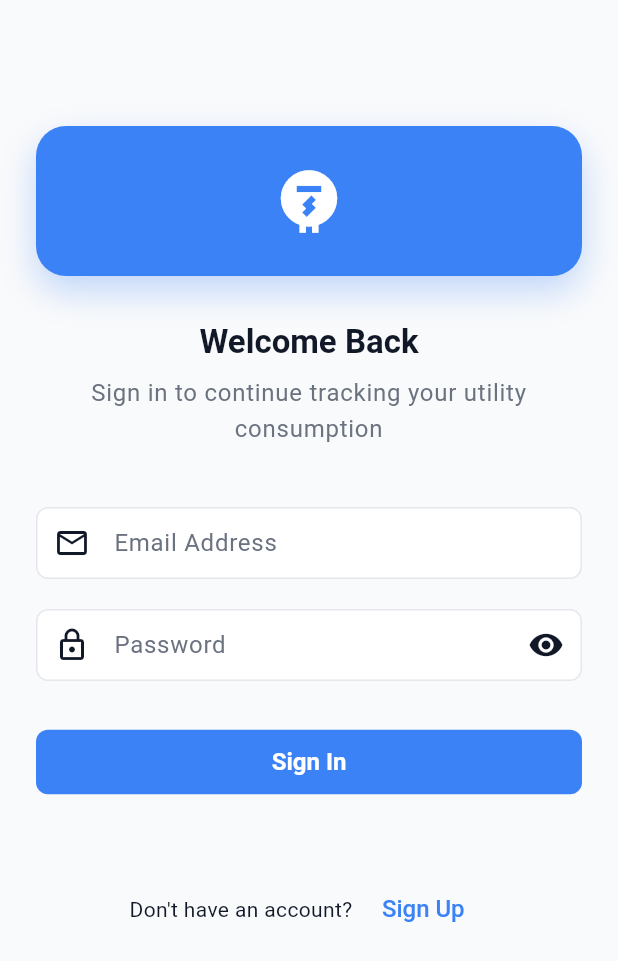
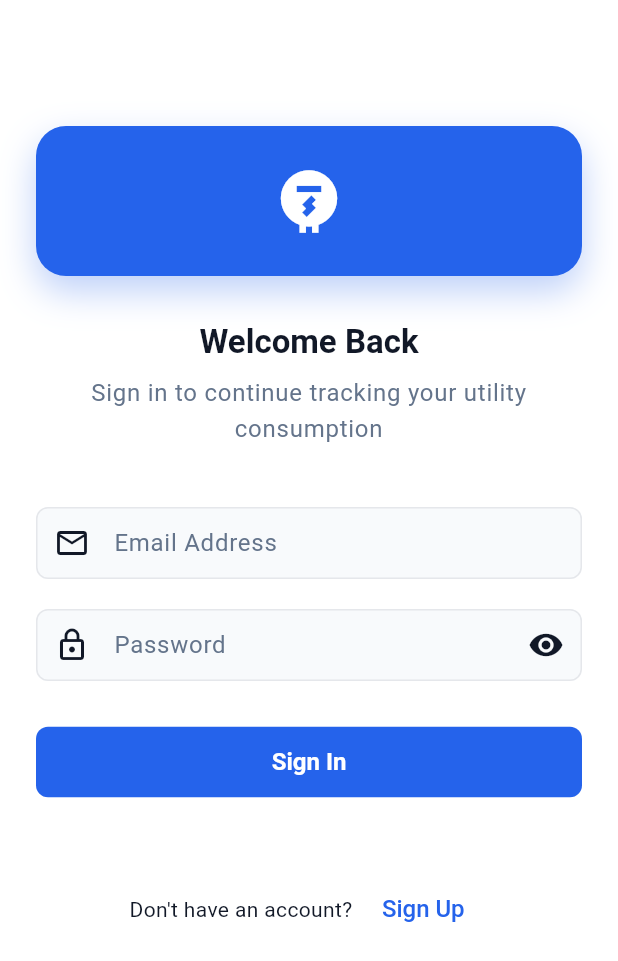
Before and after one commit to omerfayyaz/Utility-Bill-Tracker, a Flutter app: the screen it shows after launch, on a phone screen of 412 x 824 dp. Shown: the top 961 px of the screen. Run offline on Flutter 3.47's test engine with Material 3 defaults, Android fonts, the phone set to English and light mode, and no system bars; drawn by our look-alikes of flutter_form_builder; our stand-ins replace fl_chart, form_builder_validators, shared_preferences; accounts and stored records are empty.

Commit message:
Mobile end fixes

```diff
--- a/flutter_utility_logger/lib/main.dart
+++ b/flutter_utility_logger/lib/main.dart
@@ -34,8 +34,6 @@ class UtilityBillLoggerApp extends StatelessWidget {
         title: 'Utility Bill Logger',
         debugShowCheckedModeBanner: false,
         theme: AppTheme.lightTheme,
-        darkTheme: AppTheme.darkTheme,
-        themeMode: ThemeMode.system,
         initialRoute: AppRoutes.splash,
         routes: {
           AppRoutes.splash: (context) => const SplashScreen(),
--- a/flutter_utility_logger/lib/utils/theme.dart
+++ b/flutter_utility_logger/lib/utils/theme.dart
@@ -2,42 +2,40 @@ import 'package:flutter/material.dart';
 
 class AppTheme {
   // Colors
-  static const Color primaryColor = Color(0xFF3B82F6);
-  static const Color primaryDarkColor = Color(0xFF1D4ED8);
-  static const Color secondaryColor = Color(0xFF10B981);
-  static const Color accentColor = Color(0xFFF59E0B);
-  static const Color errorColor = Color(0xFFEF4444);
+  static const Color primaryColor = Color(0xFF2563EB); // Web blue
+  static const Color primaryDarkColor = Color(0xFF1E40AF);
+  static const Color secondaryColor = Color(0xFF64748B); // Soft gray
+  static const Color accentColor =
+      Color(0xFFF1F5F9); // Light gray for backgrounds
+  static const Color errorColor = Color(0xFFEF4444); // Red
   static const Color warningColor = Color(0xFFF59E0B);
-  static const Color successColor = Color(0xFF10B981);
-  static const Color infoColor = Color(0xFF3B82F6);
+  static const Color successColor = Color(0xFF22C55E); // Green
+  static const Color infoColor = Color(0xFF2563EB);
 
   // Light Theme Colors
-  static const Color lightBackground = Color(0xFFF9FAFB);
-  static const Color lightSurface = Color(0xFFFFFFFF);
-  static const Color lightPrimary = Color(0xFF3B82F6);
+  static const Color lightBackground = Color(0xFFFFFFFF); // White
+  static const Color lightSurface = Color(0xFFF8FAFC); // Card background
+  static const Color lightPrimary = Color(0xFF2563EB);
   static const Color lightOnPrimary = Color(0xFFFFFFFF);
-  static const Color lightSecondary = Color(0xFF6B7280);
+  static const Color lightSecondary = Color(0xFF64748B);
   static const Color lightOnSecondary = Color(0xFFFFFFFF);
   static const Color lightError = Color(0xFFEF4444);
   static const Color lightOnError = Color(0xFFFFFFFF);
-  static const Color lightText = Color(0xFF111827);
-  static const Color lightTextSecondary = Color(0xFF6B7280);
+  static const Color lightText = Color(0xFF111827); // Black
+  static const Color lightTextSecondary = Color(0xFF64748B); // Soft gray
   static const Color lightBorder = Color(0xFFE5E7EB);
-  static const Color lightDivider = Color(0xFFF3F4F6);
+  static const Color lightDivider = Color(0xFFF1F5F9);
 
-  // Dark Theme Colors
-  static const Color darkBackground = Color(0xFF111827);
-  static const Color darkSurface = Color(0xFF1F2937);
-  static const Color darkPrimary = Color(0xFF60A5FA);
-  static const Color darkOnPrimary = Color(0xFF000000);
-  static const Color darkSecondary = Color(0xFF9CA3AF);
-  static const Color darkOnSecondary = Color(0xFF000000);
-  static const Color darkError = Color(0xFFF87171);
-  static const Color darkOnError = Color(0xFF000000);
-  static const Color darkText = Color(0xFFF9FAFB);
-  static const Color darkTextSecondary = Color(0xFFD1D5DB);
-  static const Color darkBorder = Color(0xFF374151);
-  static const Color darkDivider = Color(0xFF374151);
+  // Card Theme
+  static final CardThemeData cardTheme = CardThemeData(
+    color: lightSurface,
+    elevation: 1.5,
+    shadowColor: Color(0x1A000000),
+    shape: RoundedRectangleBorder(
+      borderRadius: BorderRadius.circular(16),
+    ),
+    margin: const EdgeInsets.symmetric(horizontal: 0, vertical: 10),
+  );
 
   // Light Theme
   static final ThemeData lightTheme = ThemeData(
@@ -55,30 +53,24 @@ class AppTheme {
     ),
     scaffoldBackgroundColor: lightBackground,
     appBarTheme: const AppBarTheme(
-      backgroundColor: lightSurface,
+      backgroundColor: lightBackground,
       foregroundColor: lightText,
       elevation: 0,
       centerTitle: true,
       titleTextStyle: TextStyle(
         color: lightText,
         fontSize: 20,
-        fontWeight: FontWeight.w600,
+        fontWeight: FontWeight.w700,
       ),
+      iconTheme: IconThemeData(color: lightText),
     ),
-    cardTheme: CardThemeData(
-      color: lightSurface,
-      elevation: 2,
-      shape: RoundedRectangleBorder(
-        borderRadius: BorderRadius.circular(12),
-      ),
-      margin: const EdgeInsets.symmetric(horizontal: 16, vertical: 8),
-    ),
+    cardTheme: cardTheme,
     elevatedButtonTheme: ElevatedButtonThemeData(
       style: ElevatedButton.styleFrom(
         backgroundColor: lightPrimary,
         foregroundColor: lightOnPrimary,
         elevation: 0,
-        padding: const EdgeInsets.symmetric(horizontal: 24, vertical: 12),
+        padding: const EdgeInsets.symmetric(horizontal: 24, vertical: 14),
         shape: RoundedRectangleBorder(
           borderRadius: BorderRadius.circular(8),
         ),
@@ -92,7 +84,7 @@ class AppTheme {
       style: OutlinedButton.styleFrom(
         foregroundColor: lightPrimary,
         side: const BorderSide(color: lightPrimary),
-        padding: const EdgeInsets.symmetric(horizontal: 24, vertical: 12),
+        padding: const EdgeInsets.symmetric(horizontal: 24, vertical: 14),
         shape: RoundedRectangleBorder(
           borderRadius: BorderRadius.circular(8),
         ),
@@ -198,19 +190,33 @@ class AppTheme {
         color: lightTextSecondary,
       ),
     ),
-    dividerTheme: const DividerThemeData(
-      color: lightDivider,
-      thickness: 1,
-      space: 1,
-    ),
+    dividerColor: lightDivider,
+    iconTheme: const IconThemeData(color: lightSecondary),
     bottomNavigationBarTheme: const BottomNavigationBarThemeData(
-      backgroundColor: lightSurface,
+      backgroundColor: lightBackground,
       selectedItemColor: lightPrimary,
-      unselectedItemColor: lightTextSecondary,
+      unselectedItemColor: lightSecondary,
+      selectedLabelStyle: TextStyle(fontWeight: FontWeight.w600),
+      unselectedLabelStyle: TextStyle(fontWeight: FontWeight.w500),
+      showUnselectedLabels: true,
+      elevation: 8,
       type: BottomNavigationBarType.fixed,
-      elevation: 8,
     ),
   );
+
+  // Dark Theme Colors
+  static const Color darkBackground = Color(0xFF111827);
+  static const Color darkSurface = Color(0xFF1F2937);
+  static const Color darkPrimary = Color(0xFF60A5FA);
+  static const Color darkOnPrimary = Color(0xFF000000);
+  static const Color darkSecondary = Color(0xFF9CA3AF);
+  static const Color darkOnSecondary = Color(0xFF000000);
+  static const Color darkError = Color(0xFFF87171);
+  static const Color darkOnError = Color(0xFF000000);
+  static const Color darkText = Color(0xFFF9FAFB);
+  static const Color darkTextSecondary = Color(0xFFD1D5DB);
+  static const Color darkBorder = Color(0xFF374151);
+  static const Color darkDivider = Color(0xFF374151);
 
   // Dark Theme
   static final ThemeData darkTheme = ThemeData(
```
